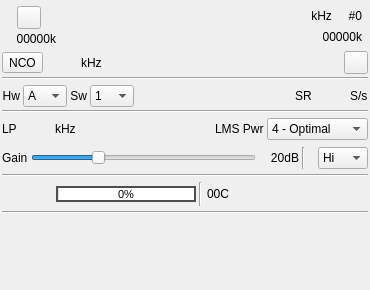
f4exb/sdrangel, file plugins/samplesink/xtrxoutput/xtrxoutputgui.ui: the form before one commit.
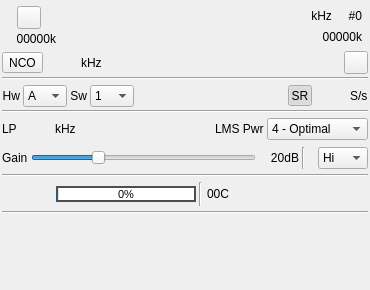
The form after the commit. Icons and pictures are not drawn. Custom widgets are drawn as their Qt base class.

Commit message: XTRX output: implemented baseband or device sample rate input option

Diff of the .ui file:
```diff
--- a/plugins/samplesink/xtrxoutput/xtrxoutputgui.ui
+++ b/plugins/samplesink/xtrxoutput/xtrxoutputgui.ui
@@ -433,16 +433,28 @@
       </spacer>
      </item>
      <item>
-      <widget class="QLabel" name="samplerateLabel">
-       <property name="sizePolicy">
-        <sizepolicy hsizetype="Maximum" vsizetype="Preferred">
-         <horstretch>0</horstretch>
-         <verstretch>0</verstretch>
-        </sizepolicy>
+      <widget class="QToolButton" name="sampleRateMode">
+       <property name="minimumSize">
+        <size>
+         <width>24</width>
+         <height>0</height>
+        </size>
+       </property>
+       <property name="maximumSize">
+        <size>
+         <width>24</width>
+         <height>16777215</height>
+        </size>
        </property>
        <property name="text">
         <string>SR</string>
        </property>
+       <property name="checkable">
+        <bool>true</bool>
+       </property>
+       <property name="checked">
+        <bool>true</bool>
+       </property>
       </widget>
      </item>
      <item>
```
Left out of the diff: 2 changed lines with no effect on the pictures. The commit also changes 8 other files.
